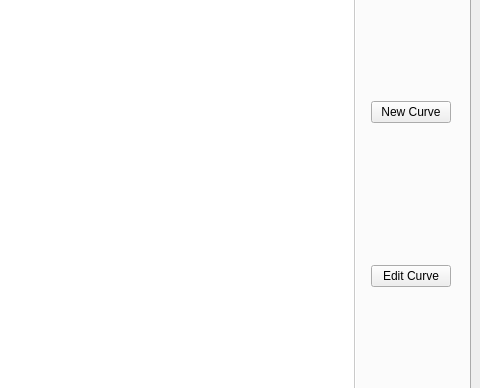
This is plotcontrolwindow.ui in arntanguy/STS-simulator as Qt 5 draws it before an edit; both pictures show x 429 to 909 and y 108 to 496 of the 909 by 612 pixel window. The edited form follows.
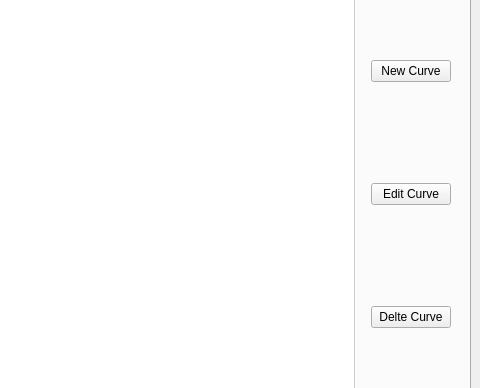
This is the edited form. Custom widgets are drawn as their Qt base class.

Commit message: Delete curve functions (with safe removal of data)

```diff
--- a/plotcontrolwindow.ui
+++ b/plotcontrolwindow.ui
@@ -339,6 +339,13 @@
              </property>
             </widget>
            </item>
+           <item row="2" column="0">
+            <widget class="QPushButton" name="deleteCurveButton">
+             <property name="text">
+              <string>Delte Curve</string>
+             </property>
+            </widget>
+           </item>
           </layout>
          </widget>
         </item>
```
The commit also changes 3 other files.
